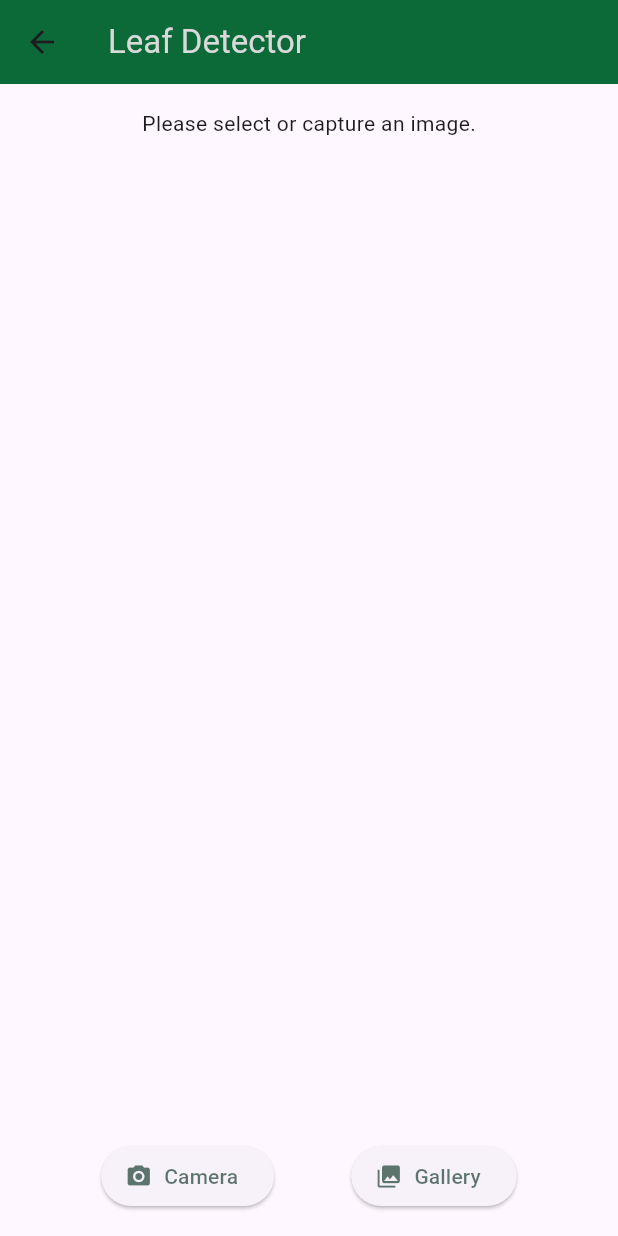
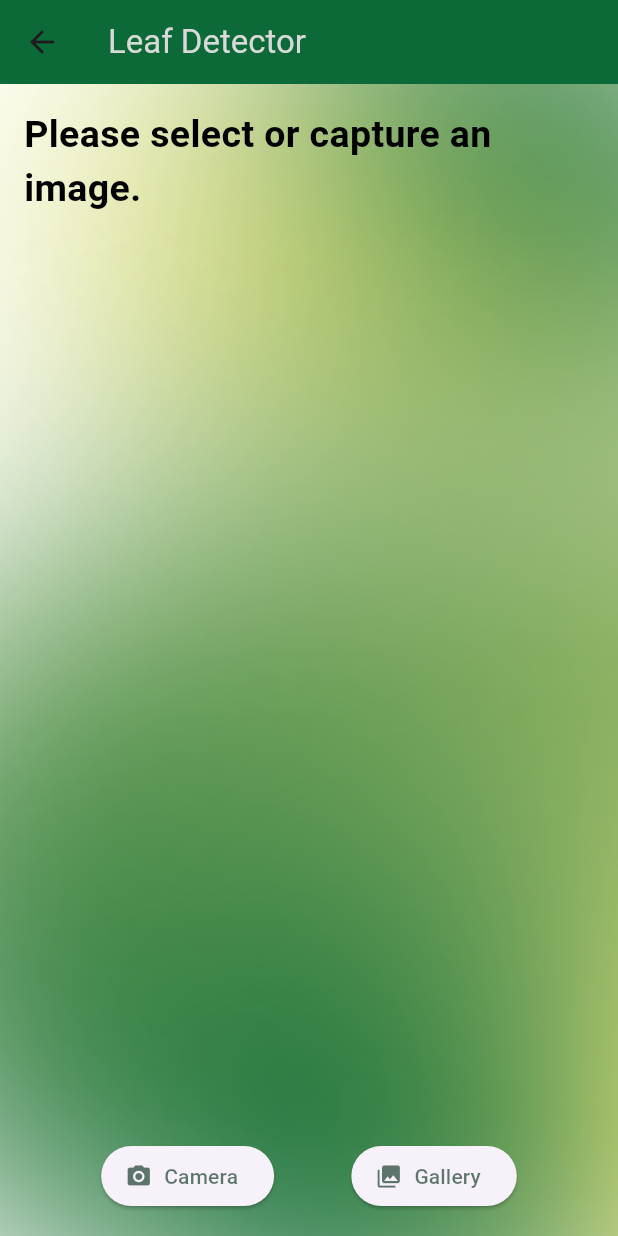
Before and after one commit to Atheeq1821/farmer-app, a Flutter app: the InputImagePage screen opened directly, on a phone screen of 412 x 824 dp. Run offline on Flutter 3.47's test engine with Material 3 defaults, Android fonts, the phone set to English and light mode, and no system bars; our stand-ins replace cloud_firestore, firebase_auth, firebase_core, flutter_image_compress, flutter_riverpod, flutter_svg and 4 more; missing offline and left inert: android_intent_plus, flutter_onnxruntime, flutter_polyline_points, mongo_dart; accounts and stored records are empty; network calls fail; project files that could hold a hidden picture were left out.

```diff
--- a/lib/Tab_views/AI_Page.dart
+++ b/lib/Tab_views/AI_Page.dart
@@ -56,7 +56,11 @@ class _InputImagePageState extends State<InputImagePage> {
   Widget build(BuildContext context) {
     return Scaffold(
       appBar: AppBar(title: Text('Leaf Detector',style: TextStyle(color: AppPallete.bgColor),),backgroundColor: AppPallete.color2,),
-      body: Padding(
+      body: Container(
+        decoration: BoxDecoration(
+            image: DecorationImage(image: AssetImage('assets/elements/Background.png'),fit: BoxFit.fill)
+        ),
+        child: Padding(
           padding: const EdgeInsets.all(16.0),
           child: Column(
             children: [
@@ -74,7 +78,7 @@ class _InputImagePageState extends State<InputImagePage> {
                   ],
                 )
               else
-              const Text('Please select or capture an image.'),
+                Text('Please select or capture an image.',style: TextStyle(fontSize: 25,color: Color.fromRGBO(0, 0, 0, 100),fontWeight: FontWeight.bold),),
               const SizedBox(height: 20),
               if (_prediction != null)
                 Text(
@@ -100,6 +104,7 @@ class _InputImagePageState extends State<InputImagePage> {
             ],
           ),
         ),
+      ),
     );
   }
 }
--- a/lib/features/authentication/views/login_page.dart
+++ b/lib/features/authentication/views/login_page.dart
@@ -4,6 +4,8 @@ import 'package:farmer_app/features/authentication/controllers/firebase_db.dart'
 import 'package:farmer_app/features/navigation/views/main_screen.dart';
 import 'package:flutter/material.dart';
 import 'package:flutter_riverpod/flutter_riverpod.dart';
+
+import '../../home/views/home-page.dart';
 
 class LoginPage extends ConsumerStatefulWidget {
   const LoginPage({super.key});
@@ -100,7 +102,7 @@ class _LoginPageState extends ConsumerState<LoginPage> {
 
                             context,
                             MaterialPageRoute(
-                              builder: (_) => const MainScreen(),
+                              builder: (_) => const HomeView(),
                             ),
                           );
                         } else {
--- a/lib/features/navigation/views/main_screen.dart
+++ b/lib/features/navigation/views/main_screen.dart
@@ -6,8 +6,7 @@ import 'package:flutter_riverpod/flutter_riverpod.dart';
 import 'package:flutter_svg/svg.dart';
 import '../../../Tab_views/AI_Page.dart';
 import '../../../Tab_views/Inspect_page/Inspect.dart';
-import '../../../Tab_views/Trip_page/Trip_Page.dart';
-
+import '../../../Tab_views/Inspect_page/Inspect_Form/Trip_Page.dart';
 class MainScreen extends ConsumerWidget {
   const MainScreen({super.key});
 
```
Also changed, not shown: lib/Tab_views/Inspect_page/Inspect.dart (+4 -7 lines), lib/features/home/views/home-page.dart (+18 -11 lines), assets/elements/Background.png (added), lib/Tab_views/Inspect_page/Inspect_Form/Rough_viewriskassessment.dart (renamed from lib/Tab_views/Trip_page/Rough_viewriskassessment.dart), lib/Tab_views/Inspect_page/Inspect_Form/Trip_Page.dart (renamed from lib/Tab_views/Trip_page/Trip_Page.dart). Lines whose indentation alone changed are shown as unchanged.
